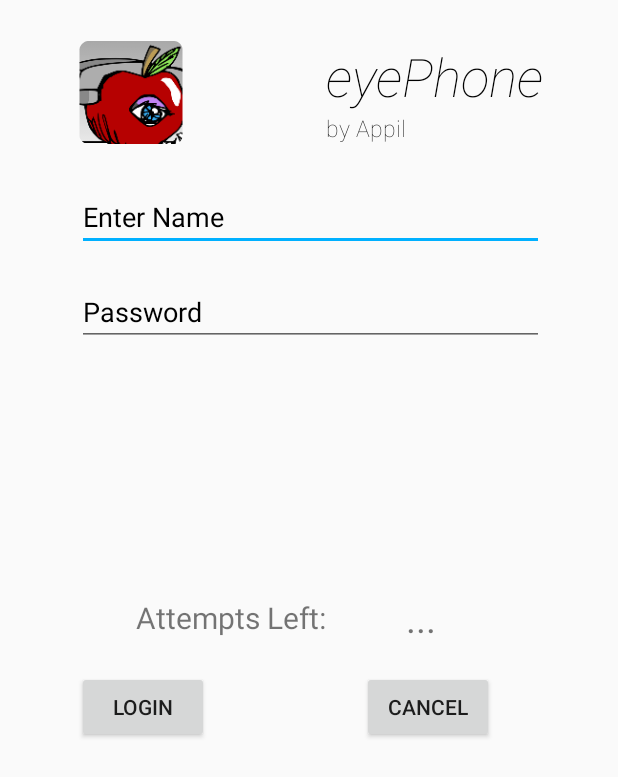
After one commit to jaiveersingh1/Appil-eyePhone, an Android app: the layout overlay.xml on its own in the app's theme, with its tools: preview values and no code run, on a phone screen of 412 x 824 dp. The commit adds this screen. Shown: the top 777 px of the screen. Run offline under Robolectric (Android 15) with nearby library versions, the phone set to English and light mode, and no system bars.

Commit message:
fixing stuff

```diff
--- a/app/src/main/AndroidManifest.xml
+++ b/app/src/main/AndroidManifest.xml
@@ -1,12 +1,27 @@
 <?xml version="1.0" encoding="utf-8"?>
 <manifest xmlns:android="http://schemas.android.com/apk/res/android"
     package="goose.eyephone">
+    <!--<uses-permission android:name="android.permission.CAMERA"></uses-permission>-->
+    <uses-permission
+        android:name="android.permission.WRITE_EXTERNAL_STORAGE">
+
+    </uses-permission>
 
     <application
+
         android:allowBackup="true"
         android:icon="@mipmap/ic_launcher"
         android:label="@string/app_name"
         android:theme="@style/AppTheme" >
+        <provider
+            android:name="android.support.v4.content.FileProvider"
+            android:authorities="com.example.android.fileprovider"
+            android:exported="false"
+            android:grantUriPermissions="true">
+            <meta-data
+                android:name="android.support.FILE_PROVIDER_PATHS"
+                android:resource="@xml/file_paths"></meta-data>
+        </provider>
 
         <activity
             android:name=".MainActivity"
@@ -19,4 +34,5 @@
 
         </activity>
     </application>
+
 </manifest>
--- a/app/src/main/java/goose/eyephone/MainActivity.java
+++ b/app/src/main/java/goose/eyephone/MainActivity.java
@@ -1,8 +1,13 @@
 package goose.eyephone;
 
 import android.app.Activity;
+import android.content.Intent;
 import android.graphics.Color;
+import android.net.Uri;
 import android.os.Bundle;
+import android.os.Environment;
+import android.provider.MediaStore;
+import android.support.v4.content.FileProvider;
 import android.view.View;
 
 import android.widget.Button;
@@ -10,6 +15,10 @@ import android.widget.EditText;
 import android.widget.TextView;
 import android.widget.Toast;
 
+import java.io.File;
+import java.io.IOException;
+import java.text.SimpleDateFormat;
+import java.util.Date;
 
 public class MainActivity extends Activity  {
     Button b1,b2;
@@ -37,7 +46,9 @@ public class MainActivity extends Activity  {
             if(ed1.getText().toString().equals("Goose") &&//username
                     ed2.getText().toString().equals("pantless thunder goose")) {//password
                 //do stuff
-                Toast.makeText(getApplicationContext(),"Redirecting...",Toast.LENGTH_SHORT).show();
+                Toast.makeText(getApplicationContext(),"Pivoting...",Toast.LENGTH_SHORT).show();
+                dispatchTakePictureIntent();
+                //setContentView(R.layout.overlay);
             }
             else{
                 //do other stuff
@@ -60,4 +71,45 @@ public class MainActivity extends Activity  {
             }
         });
     }
+
+    String mCurrentPhotoPath;
+
+    private File createImageFile() throws IOException {
+        // Create an image file name
+        String timeStamp = new SimpleDateFormat("yyyyMMdd_HHmmss").format(new Date());
+        String imageFileName = "yaBoiPic";//"JPEG_" + timeStamp + "_";
+        File storageDir = getExternalFilesDir(Environment.DIRECTORY_DOWNLOADS);
+        File image = File.createTempFile(
+                imageFileName,  /* prefix */
+                ".jpg",         /* suffix */
+                storageDir      /* directory */
+        );
+
+        // Save a file: path for use with ACTION_VIEW intents
+        mCurrentPhotoPath = image.getAbsolutePath();
+        return image;
+    }
+    static final int REQUEST_TAKE_PHOTO = 1;
+
+    private void dispatchTakePictureIntent() {
+        Intent takePictureIntent = new Intent(MediaStore.ACTION_IMAGE_CAPTURE);
+        // Ensure that there's a camera activity to handle the intent
+        if (takePictureIntent.resolveActivity(getPackageManager()) != null) {
+            // Create the File where the photo should go
+            File photoFile = null;
+            try {
+                photoFile = createImageFile();
+            } catch (IOException ex) {
+                // Error occurred while creating the File
+            }
+            // Continue only if the File was successfully created
+            if (photoFile != null) {
+                Uri photoURI = FileProvider.getUriForFile(this,
+                        "com.example.android.fileprovider",
+                        photoFile);
+                takePictureIntent.putExtra(MediaStore.EXTRA_OUTPUT, photoURI);
+                startActivityForResult(takePictureIntent, REQUEST_TAKE_PHOTO);
+            }
+        }
+    }
 }
--- /dev/null
+++ b/app/src/main/java/goose/eyephone/imageOverlay.java
@@ -0,0 +1,17 @@
+package goose.eyephone;
+
+import android.app.Activity;
+import android.os.Bundle;
+
+/**
+ * Created by silvera94198 on 3/7/2018.
+ */
+
+public class imageOverlay extends Activity {
+    @Override
+    protected void onCreate(Bundle savedInstanceState){
+        super.onCreate(savedInstanceState);
+        setContentView(R.layout.activity_main);
+    }
+
+}
--- /dev/null
+++ b/app/src/main/res/layout/overlay.xml
@@ -0,0 +1,142 @@
+<?xml version="1.0" encoding="utf-8"?>
+<RelativeLayout xmlns:android = "http://schemas.android.com/apk/res/android"
+    xmlns:app="http://schemas.android.com/apk/res-auto"
+    xmlns:tools="http://schemas.android.com/tools"
+    android:layout_width="match_parent"
+    android:layout_height="match_parent"
+    tools:context="goose.eyephone.MainActivity">
+
+    <TextView
+        android:id="@+id/textView4"
+        android:layout_width="wrap_content"
+        android:layout_height="wrap_content"
+        android:layout_alignLeft="@+id/textView"
+        android:layout_alignStart="@+id/textView"
+        android:layout_below="@+id/textView"
+        android:fontFamily="sans-serif-thin"
+        android:text="by Appil"
+        android:textColor="#000000"
+        android:textSize="15dp"
+        tools:layout_editor_absoluteX="62dp"
+        tools:layout_editor_absoluteY="26dp" />
+
+    <TextView
+        android:id="@+id/textView"
+        android:layout_width="wrap_content"
+        android:layout_height="wrap_content"
+        android:layout_alignParentTop="true"
+        android:layout_marginLeft="11dp"
+        android:layout_marginStart="11dp"
+        android:layout_marginTop="27dp"
+        android:layout_toEndOf="@+id/imageView"
+        android:layout_toRightOf="@+id/imageView"
+        android:fontFamily="sans-serif-thin"
+        android:text="eyePhone"
+        android:textColor="#000000"
+        android:textSize="35dp"
+        android:textStyle="italic"
+        tools:layout_editor_absoluteX="62dp"
+        tools:layout_editor_absoluteY="26dp" />
+    <!--but do you even speak italics??!??!-->
+    <EditText
+        android:id="@+id/editText"
+        android:layout_width="wrap_content"
+        android:layout_height="wrap_content"
+        android:layout_alignEnd="@+id/textView"
+        android:layout_alignLeft="@+id/imageView3"
+        android:layout_alignRight="@+id/textView"
+        android:layout_alignStart="@+id/imageView3"
+        android:layout_below="@+id/imageView3"
+        android:layout_marginTop="26dp"
+        android:focusable="true"
+        android:hint="Enter Name"
+        android:textColorHighlight="#000000"
+        android:textColorHint="#000000"
+        tools:layout_editor_absoluteX="55dp"
+        tools:layout_editor_absoluteY="209dp" />
+
+    <ImageView
+        android:layout_width="wrap_content"
+        android:layout_height="wrap_content"
+        android:id="@+id/imageView"
+        android:layout_below="@+id/textView"
+        android:layout_centerHorizontal="true" />
+
+    <EditText
+        android:id="@+id/editText2"
+        android:layout_width="wrap_content"
+        android:layout_height="wrap_content"
+        android:layout_alignEnd="@+id/textView"
+        android:layout_alignLeft="@+id/editText"
+        android:layout_alignRight="@+id/textView"
+        android:layout_alignStart="@+id/editText"
+        android:layout_below="@+id/editText"
+        android:layout_marginTop="18dp"
+        android:ems="10"
+        android:hint="Password"
+        android:inputType="textPassword"
+        android:textColorHint="#000000"
+        tools:layout_editor_absoluteX="55dp"
+        tools:layout_editor_absoluteY="267dp" />
+
+    <TextView
+        android:id="@+id/textView2"
+        android:layout_width="wrap_content"
+        android:layout_height="wrap_content"
+        android:layout_centerVertical="true"
+        android:layout_toLeftOf="@+id/textView4"
+        android:layout_toStartOf="@+id/textView4"
+        android:text="Attempts Left:"
+        android:textSize="20dp" />
+
+    <TextView
+        android:id="@+id/textView3"
+        android:layout_width="wrap_content"
+        android:layout_height="wrap_content"
+        android:layout_centerVertical="true"
+        android:layout_toEndOf="@+id/textView4"
+        android:layout_toRightOf="@+id/textView4"
+        android:text="..."
+        android:textSize="25dp"
+        tools:layout_editor_absoluteX="184dp"
+        tools:layout_editor_absoluteY="221dp" />
+
+    <Button
+        android:id="@+id/button"
+        android:layout_width="wrap_content"
+        android:layout_height="wrap_content"
+        android:layout_alignParentLeft="true"
+        android:layout_alignParentStart="true"
+        android:layout_below="@+id/textView2"
+        android:layout_marginLeft="51dp"
+        android:layout_marginStart="51dp"
+        android:layout_marginTop="22dp"
+        android:text="login"
+        tools:layout_editor_absoluteX="182dp"
+        tools:layout_editor_absoluteY="325dp" />
+
+    <Button
+        android:id="@+id/button2"
+        android:layout_width="wrap_content"
+        android:layout_height="wrap_content"
+        android:layout_alignBaseline="@+id/button"
+        android:layout_alignBottom="@+id/button"
+        android:layout_alignLeft="@+id/textView4"
+        android:layout_alignStart="@+id/textView4"
+        android:layout_marginLeft="24dp"
+        android:layout_marginStart="24dp"
+        android:text="Cancel"
+        tools:layout_editor_absoluteX="55dp"
+        tools:layout_editor_absoluteY="325dp" />
+
+    <ImageView
+        android:id="@+id/imageView3"
+        android:layout_width="wrap_content"
+        android:layout_height="wrap_content"
+        android:layout_alignBottom="@+id/textView4"
+        android:layout_alignLeft="@+id/button"
+        android:layout_alignStart="@+id/button"
+        android:layout_alignTop="@+id/textView"
+        android:src="@mipmap/ic_launcher_round" />
+
+</RelativeLayout>
--- /dev/null
+++ b/app/src/main/res/xml/file_paths.xml
@@ -0,0 +1,4 @@
+<?xml version="1.0" encoding="utf-8"?>
+<paths xmlns:android="http://schemas.android.com/apk/res/android">
+    <external-path name="my_images" path="Android/data/com.example.package.name/files/Pictures" />
+</paths>
```
